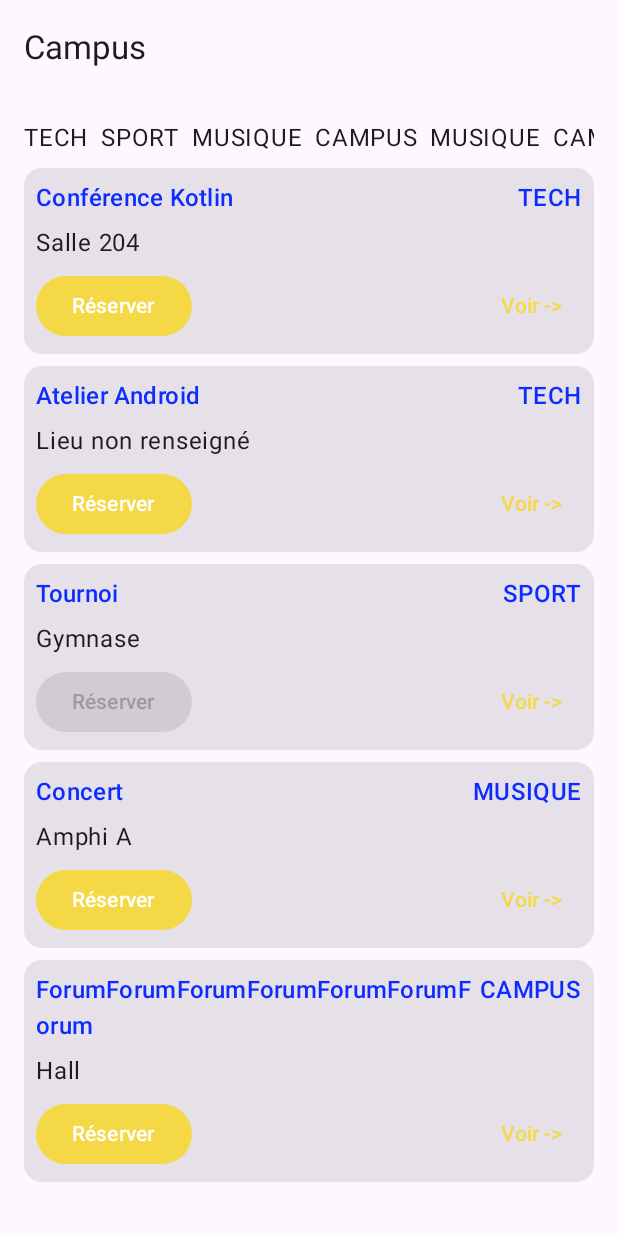
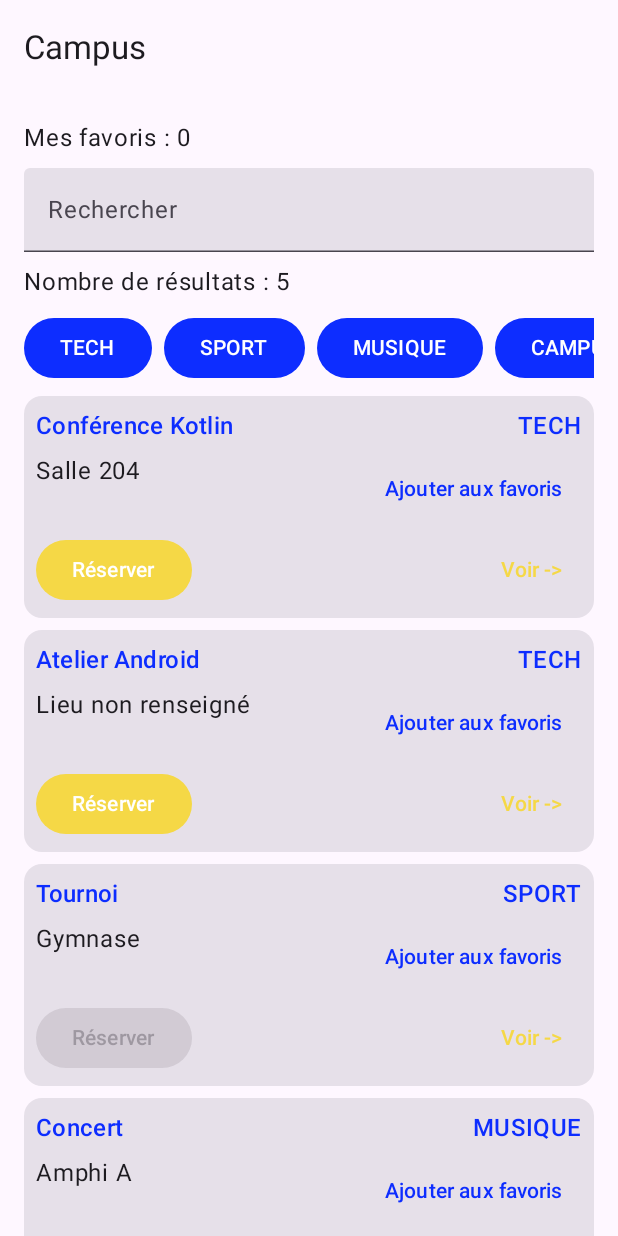
Before and after one commit to Dianosse/DEV_MOBILE_CAMPUS, an Android app built with Jetpack Compose: the screen it shows after launch (MainActivity), on a phone screen of 412 x 824 dp. Run offline under Robolectric (Android 15) with nearby library versions, the phone set to English and light mode, and no system bars.

Commit message:
catalogue v0.3 · partie 1

```diff
--- a/app/src/main/java/com/example/campus/MainActivity.kt
+++ b/app/src/main/java/com/example/campus/MainActivity.kt
@@ -20,10 +20,18 @@ import androidx.compose.foundation.lazy.LazyColumn
 import androidx.compose.foundation.lazy.LazyRow
 import androidx.compose.foundation.lazy.items
 import androidx.compose.foundation.rememberScrollState
+import androidx.compose.foundation.text.input.TextFieldState
+import androidx.compose.foundation.text.input.clearText
+import androidx.compose.foundation.text.input.rememberTextFieldState
 import androidx.compose.foundation.verticalScroll
 import androidx.compose.material3.Scaffold
 import androidx.compose.material3.*
 import androidx.compose.runtime.Composable
+import androidx.compose.runtime.getValue
+import androidx.compose.runtime.mutableStateOf
+import androidx.compose.runtime.remember
+import androidx.compose.runtime.saveable.rememberSaveable
+import androidx.compose.runtime.setValue
 import androidx.compose.ui.Alignment
 import androidx.compose.ui.Modifier
 import androidx.compose.ui.layout.ContentScale
@@ -50,31 +58,141 @@ class MainActivity : ComponentActivity() {
                     Event(5, "ForumForumForumForumForumForumForum", "CAMPUS", "Hall", 50, "C'est plein plein plein de forum")
                 )
 
-                val categories = listOf(
-                    "TECH",
-                    "SPORT",
-                    "MUSIQUE",
-                    "CAMPUS",
-                    "MUSIQUE",
-                    "CAMPUS",
-                    "MUSIQUE",
-                    "CAMPUS",
-                    "MUSIQUE",
-                    "CAMPUS",
-                    "MUSIQUE",
-                    "CAMPUS",
-                    "MUSIQUE",
-                    "CAMPUS",
-                    "MUSIQUE",
-                    "CAMPUS"
-                )
-
-                EventListScreen(events, categories)
+                EventListScreen(events)
             }
         }
     }
 }
 
+
+@Composable
+fun SearchField(
+    state : TextFieldState,
+    modifier: Modifier = Modifier
+) {
+    TextField(
+        state = state,
+        modifier = modifier,
+        label = { Text(stringResource(R.string.search)) },
+    )
+}
+
+
+@Composable
+fun CategoryRow(
+    categories: List<String>,
+    selected: String?,
+    onCategorySelect: (String) -> Unit
+) {
+    LazyRow(
+        horizontalArrangement = Arrangement.spacedBy(8.dp)
+    ) {
+        items(categories) { category ->
+            if (category == selected) {
+                Button(
+                    onClick = { onCategorySelect(category) },
+                    colors = ButtonDefaults.buttonColors(
+                        containerColor = MaterialTheme.colorScheme.primary
+                    )
+                ) {
+                    Text(category)
+                }
+            } else {
+                Button(
+                    onClick = { onCategorySelect(category) },
+                    colors = ButtonDefaults.buttonColors(
+                        containerColor = MaterialTheme.colorScheme.secondary
+                    )
+                ) {
+                    Text(category)
+                }
+            }
+        }
+    }
+}
+
+
+@OptIn(ExperimentalMaterial3Api::class)
+@Composable
+fun EventListScreen(events: List<Event>) {
+
+    val queryState = rememberTextFieldState()
+
+    var cateStat by rememberSaveable() { mutableStateOf<String?>(null) }
+    var favoriteIds by rememberSaveable { mutableStateOf(listOf<Int>()) }
+
+    val categories = events.map { it.category }.distinct()
+
+
+    val visibleEvents = events.filter {
+        it.title.contains(queryState.text, ignoreCase = true) &&
+                (cateStat == null || it.category.equals(cateStat))
+    }
+
+    Scaffold(
+        topBar = {
+            TopAppBar(
+                title = { Text(stringResource(R.string.campus)) }
+            )
+        }
+    ) { innerPadding ->
+
+        LazyColumn(
+            modifier = Modifier.padding(innerPadding),
+            contentPadding = PaddingValues(16.dp),
+            verticalArrangement = Arrangement.spacedBy(8.dp)
+        ) {
+
+            item {
+                Text(stringResource(R.string.MyFavoris) + " : ${favoriteIds.size}")
+            }
+
+            item {
+                SearchField(
+                    state = queryState,
+                    modifier = Modifier.fillMaxWidth()
+                )
+            }
+
+            item {
+                Text(stringResource(R.string.NbResult) + " : ${visibleEvents.size}")
+            }
+
+            item {
+                CategoryRow(
+                    categories = categories,
+                    selected = cateStat,
+                    onCategorySelect = {
+                        if(cateStat != it){
+                            cateStat = it
+                        } else {
+                            cateStat = null
+                        }
+                    }
+                )
+            }
+
+            items(visibleEvents, key = { it.id }) { event ->
+
+                val isFavorite = event.id in favoriteIds
+
+                EventCard(
+                    event = event,
+                    onClick = { Log.d("BOUTON VOIR", "Click sur le voir pour l'event : ${event.title}") },
+                    onBook = { Log.d("BOUTON RESERVER", "Click sur le Réserver pour l'event : ${event.title}") },
+                    isFavorite = isFavorite,
+                    onFavoriteClick = {
+                        favoriteIds = if (isFavorite) {
+                            favoriteIds - event.id
+                        } else {
+                            favoriteIds + event.id
+                        }
+                    }
+                )
+            }
+        }
+    }
+}
 
 
 @Composable
@@ -129,7 +247,7 @@ fun EventDetailScreen(event: Event, onBook: () -> Unit) {
 }
 
 
-@Preview(showBackground = true, uiMode = UI_MODE_NIGHT_NO)
+//@Preview(showBackground = true, uiMode = UI_MODE_NIGHT_NO)
 @Composable
 fun EventDetailScreenPreviewLight() {
     val event = Event(
@@ -150,7 +268,7 @@ fun EventDetailScreenPreviewLight() {
 
 }
 
-@Preview(showBackground = true, uiMode = UI_MODE_NIGHT_YES)
+//@Preview(showBackground = true, uiMode = UI_MODE_NIGHT_YES)
 @Composable
 fun EventDetailScreenPreviewDark() {
     val event = Event(
@@ -173,41 +291,6 @@ fun EventDetailScreenPreviewDark() {
 
 
 
-@OptIn(ExperimentalMaterial3Api::class)
-@Composable
-fun EventListScreen(events : List<Event>, categories: List<String>) {
-    Scaffold(
-        topBar = {
-            TopAppBar(title = { Text(stringResource(R.string.campus)) })
-        }
-    ) { innerPadding ->
-        LazyColumn(
-            modifier = Modifier.padding(innerPadding),
-            contentPadding = PaddingValues(16.dp),
-            verticalArrangement = Arrangement.spacedBy(8.dp)
-        ) {
-            item{
-                LazyRow(
-                    modifier = Modifier.fillMaxWidth(),
-                    horizontalArrangement = Arrangement.spacedBy(8.dp)
-                ) {
-                    items(categories) { category ->
-                        Text(category)
-                    }
-                }
-            }
-            items(events, key = { it.id }) { event ->
-                EventCard(
-                    event = event,
-                    onClick = { Log.d("BOUTON VOIR", "Click sur le voir pour l'event : ${event.title}") },
-                    onBook = { Log.d("BOUTON RESERVER", "Click sur le Réserver pour l'event : ${event.title}") }
-                )
-            }
-        }
-    }
-}
-
-
 @Preview(showBackground = true, uiMode = UI_MODE_NIGHT_NO)
 @Composable
 fun EventCardPreviewLight() {
@@ -224,12 +307,14 @@ fun EventCardPreviewLight() {
         EventCard(
             event = event,
             onClick = {},
-            onBook = {}
+            onBook = {},
+            isFavorite = false,
+            onFavoriteClick = {}
         )
     }
 }
 
-@Preview(showBackground = true, uiMode = UI_MODE_NIGHT_YES)
+//@Preview(showBackground = true, uiMode = UI_MODE_NIGHT_YES)
 @Composable
 fun EventCardPreviewDark() {
     val event = Event(
@@ -245,7 +330,9 @@ fun EventCardPreviewDark() {
         EventCard(
             event = event,
             onClick = {},
-            onBook = {}
+            onBook = {},
+            isFavorite = false,
+            onFavoriteClick = {}
         )
     }
 }
@@ -257,6 +344,8 @@ fun EventCard(
     event : Event,
     onClick: () -> Unit,
     onBook: () -> Unit,
+    isFavorite: Boolean,
+    onFavoriteClick: () -> Unit,
     modifier: Modifier = Modifier
 ) {
     Card(
@@ -285,7 +374,19 @@ fun EventCard(
                 )
             }
             Spacer(modifier = Modifier.height(6.dp))
-            Text(event.location ?: stringResource(R.string.no_location))
+            Row(modifier = Modifier
+                .fillMaxWidth(),
+                horizontalArrangement = Arrangement.SpaceBetween
+            ) {
+                Text(event.location ?: stringResource(R.string.no_location))
+                TextButton(
+                    onClick = onFavoriteClick,
+                    ) {
+                    Text(if (isFavorite) stringResource(R.string.DeleteFavoris) else stringResource(R.string.AddFavoris),
+                        color = MaterialTheme.colorScheme.secondary
+                    )
+                }
+            }
             Spacer(modifier = Modifier.height(6.dp))
 
             Row(
@@ -312,7 +413,7 @@ fun EventCard(
 
 
 
-@Preview(showBackground = true, uiMode = UI_MODE_NIGHT_NO)
+//@Preview(showBackground = true, uiMode = UI_MODE_NIGHT_NO)
 @Composable
 fun EventListScreenPreviewLight() {
     CampusTheme {
@@ -320,15 +421,14 @@ fun EventListScreenPreviewLight() {
             events = listOf(
                 Event(1, "Conférence Kotlin", "TECH", "Salle 204", 30, "Description"),
                 Event(2, "Tournoi", "SPORT", "Gymnase", 0, "Description")
-            ),
-            categories = listOf("TECH", "SPORT")
+            )
         )
     }
 }
 
 
 
-@Preview(showBackground = true, uiMode = UI_MODE_NIGHT_YES)
+//@Preview(showBackground = true, uiMode = UI_MODE_NIGHT_YES)
 @Composable
 fun EventListScreenPreviewDark() {
     CampusTheme {
@@ -336,8 +436,7 @@ fun EventListScreenPreviewDark() {
             events = listOf(
                 Event(1, "Conférence Kotlin", "TECH", "Salle 204", 30, "Description"),
                 Event(2, "Tournoi", "SPORT", "Gymnase", 0, "Description")
-            ),
-            categories = listOf("TECH", "SPORT")
+            )
         )
     }
 }
--- a/app/src/main/res/values/strings.xml
+++ b/app/src/main/res/values/strings.xml
@@ -5,4 +5,9 @@
     <string name="event_details">Voir -></string>
     <string name="campus">Campus</string>
     <string name="desc_img_event">Image Event</string>
+    <string name="search">Rechercher</string>
+    <string name="MyFavoris">Mes favoris</string>
+    <string name="NbResult">Nombre de résultats</string>
+    <string name="AddFavoris">Ajouter aux favoris</string>
+    <string name="DeleteFavoris">Retirer des favoris</string>
 </resources>
```
